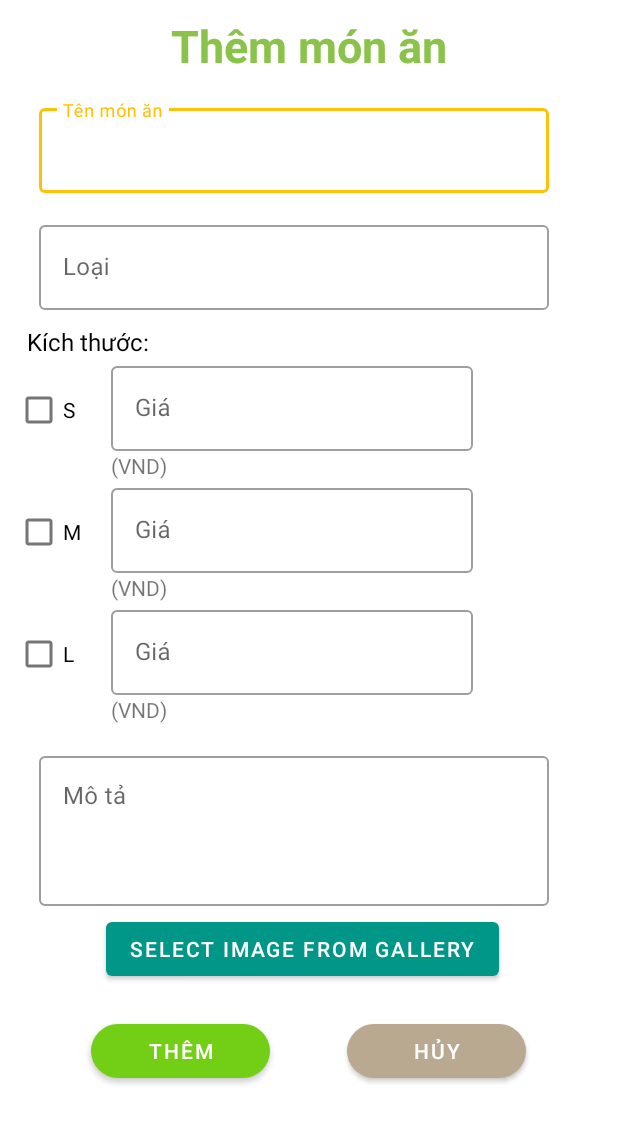
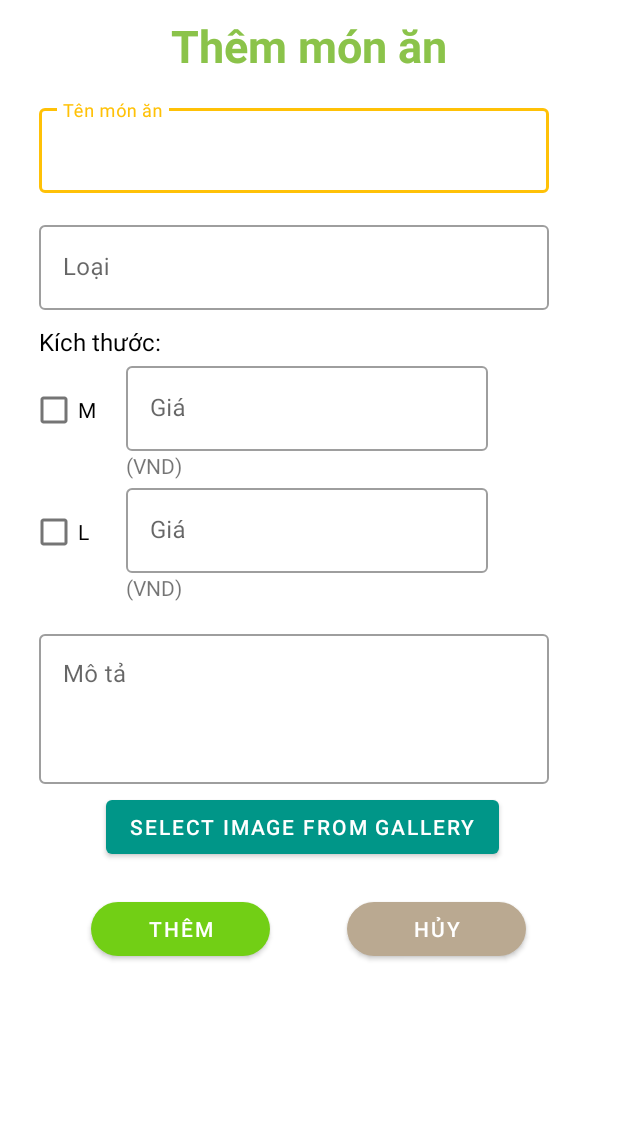
Before and after one commit to nhattruongagtm/Project_CNPM, an Android app: the AddDishActivity screen opened directly, with no data from a screen before it, on a phone screen of 412 x 824 dp. Shown: the top 1123 px of the screen. Run offline under Robolectric (Android 15) with nearby library versions, the light colour scheme and no system bars; libraries missing offline, so code that uses them is left out: com.gun0912.tedpermission, gun0912.tedbottompicker; Roboto replaces fonts that are not available here.

Commit message:
update add dish

```diff
--- a/app/src/main/res/layout/add_dish.xml
+++ b/app/src/main/res/layout/add_dish.xml
@@ -77,48 +77,14 @@
                             android:layout_width="match_parent"
                             android:layout_height="wrap_content"
                             android:layout_marginTop="10dp"
-                            android:text="  Kích thước:"
+                            android:text="    Kích thước:"
                             android:textColor="#000000"
                             android:textSize="16sp" />
 
                         <LinearLayout
                             android:layout_width="wrap_content"
                             android:layout_height="wrap_content"
-                            android:orientation="horizontal">
-
-                            <CheckBox
-                                android:id="@+id/checkBox"
-                                android:layout_width="wrap_content"
-                                android:layout_height="wrap_content"
-                                android:layout_weight="1"
-                                android:text="S"
-                                android:textColor="#000000" />
-
-                            <com.google.android.material.textfield.TextInputLayout
-                                style="@style/Widget.MaterialComponents.TextInputLayout.OutlinedBox"
-                                android:layout_width="241dp"
-                                android:layout_height="wrap_content"
-                                android:layout_marginStart="16dp"
-                                android:layout_marginEnd="16dp"
-                                android:hint="@string/price">
-
-                                <com.google.android.material.textfield.TextInputEditText
-                                    android:layout_width="match_parent"
-                                    android:layout_height="wrap_content"
-                                    android:inputType="text" />
-
-                                <TextView
-                                    android:id="@+id/textView16"
-                                    android:layout_width="wrap_content"
-                                    android:layout_height="wrap_content"
-                                    android:layout_weight="1"
-                                    android:text="(VND)" />
-                            </com.google.android.material.textfield.TextInputLayout>
-                        </LinearLayout>
-
-                        <LinearLayout
-                            android:layout_width="wrap_content"
-                            android:layout_height="wrap_content"
+                            android:layout_marginLeft="10dp"
                             android:orientation="horizontal">
 
                             <CheckBox
@@ -154,6 +120,7 @@
                         <LinearLayout
                             android:layout_width="wrap_content"
                             android:layout_height="wrap_content"
+                            android:layout_marginLeft="10dp"
                             android:orientation="horizontal">
 
                             <CheckBox
```
